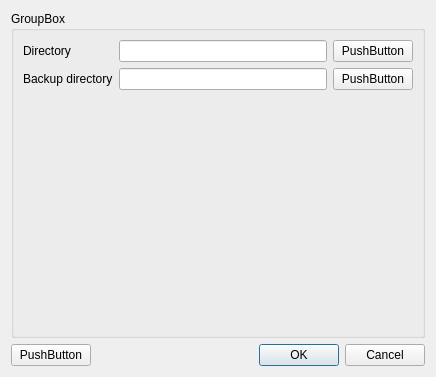
Before: the Qt Designer form tasksettings.ui in roman-zm/qBackup, drawn with Qt 5.
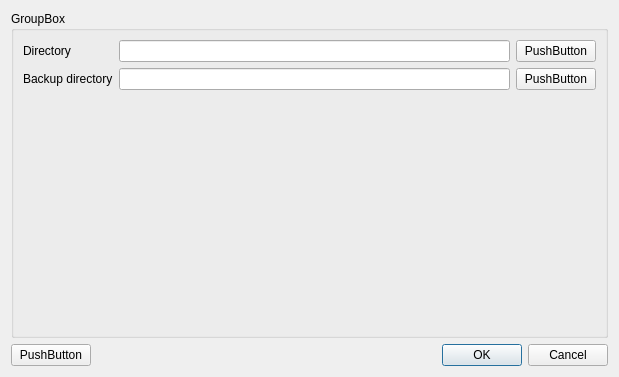
After: the same form once the commit is applied.

Diff of the .ui file:
```diff
--- a/tasksettings.ui
+++ b/tasksettings.ui
@@ -6,7 +6,7 @@
    <rect>
     <x>0</x>
     <y>0</y>
-    <width>436</width>
+    <width>619</width>
     <height>377</height>
    </rect>
   </property>
```
